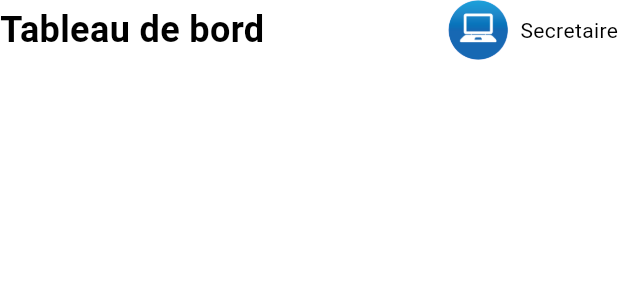
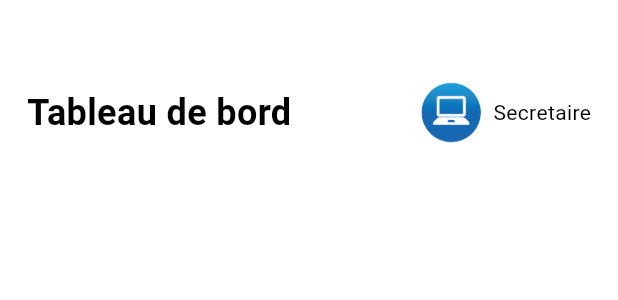
Before and after one commit to VincePaulin/SoigneMoiSecretaire, a Flutter app: the HomeHeader widget shown alone on an empty page, opened directly with empty values, on a phone screen of 412 x 824 dp. Shown: the top 300 px of the screen. Run offline on Flutter 3.47's test engine with Material 3 defaults, Android fonts, the phone set to English and light mode, and no system bars; our stand-ins replace dio, shared_preferences; accounts and stored records are empty.

Commit message:
feat: home header ajust size

```diff
--- a/lib/screens/home/home_page.dart
+++ b/lib/screens/home/home_page.dart
@@ -13,6 +13,7 @@ class HomePage extends StatelessWidget {
   Widget build(BuildContext context) {
     return Scaffold(
       body: Row(
+        crossAxisAlignment: CrossAxisAlignment.start,
         children: [
           // Side navigation bar
           NavigationSidebar(
--- a/lib/screens/login/login_page.dart
+++ b/lib/screens/login/login_page.dart
@@ -16,7 +16,7 @@ class LoginView extends StatelessWidget {
           child: SingleChildScrollView(
             child: Center(
               child: ConstrainedBox(
-                constraints: BoxConstraints(maxWidth: 400),
+                constraints: const BoxConstraints(maxWidth: 400),
                 child: Column(
                   mainAxisAlignment: MainAxisAlignment.center,
                   children: [
--- a/lib/widgets/home_header.dart
+++ b/lib/widgets/home_header.dart
@@ -22,7 +22,11 @@ class HomeHeader extends StatelessWidget {
         title = 'Tableau de bord';
     }
 
-    return Row(
+    return SizedBox(
+      height: 150,
+      child: Padding(
+        padding: const EdgeInsets.all(18.0),
+        child: Row(
           children: [
             Expanded(
               child: Text(
@@ -37,6 +41,8 @@ class HomeHeader extends StatelessWidget {
             const SizedBox(width: 8),
             const Text('Secretaire'),
           ],
+        ),
+      ),
     );
   }
 }
```
Lines whose indentation alone changed are shown as unchanged.
